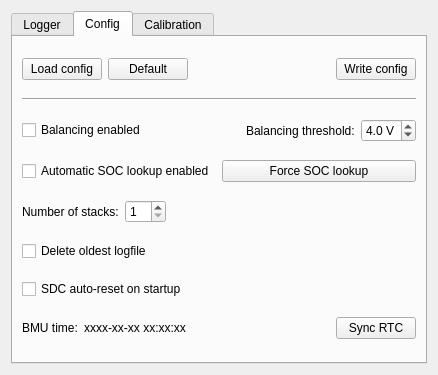
Qt form spr21e-bms-viewer/config.ui (derlucae98/spr-bmu-viewer) before a commit.
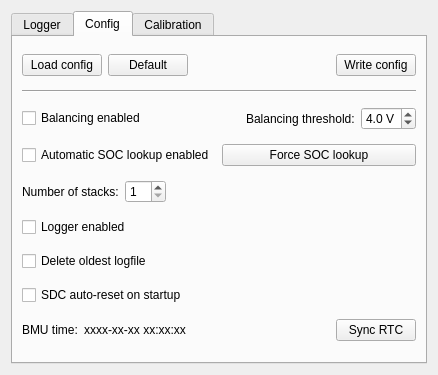
The same form after that commit. The open tabs and pages were chosen to show the change.

Commit message: Move logger enable checkbox to Config tab

```diff
--- a/spr21e-bms-viewer/config.ui
+++ b/spr21e-bms-viewer/config.ui
@@ -27,7 +27,7 @@
        <item row="0" column="0">
         <layout class="QHBoxLayout" name="horizontalLayout_6">
          <item>
-          <widget class="QCheckBox" name="cbLoggerEnabled">
+          <widget class="QLabel" name="lLoggerEnabled">
            <property name="text">
             <string>Logger enabled</string>
            </property>
@@ -124,24 +124,31 @@
        <string>Config</string>
       </attribute>
       <layout class="QGridLayout" name="gridLayout_2">
-       <item row="0" column="0">
-        <layout class="QHBoxLayout" name="horizontalLayout">
+       <item row="7" column="0">
+        <widget class="QCheckBox" name="cbSdcAutoReset">
+         <property name="text">
+          <string>SDC auto-reset on startup</string>
+         </property>
+        </widget>
+       </item>
+       <item row="8" column="0">
+        <layout class="QHBoxLayout" name="horizontalLayout_5">
          <item>
-          <widget class="QPushButton" name="btnLoad">
+          <widget class="QLabel" name="label_3">
            <property name="text">
-            <string>Load config</string>
+            <string>BMU time:</string>
            </property>
           </widget>
          </item>
          <item>
-          <widget class="QPushButton" name="btnDefault">
+          <widget class="QLabel" name="bmuTime">
            <property name="text">
-            <string>Default</string>
+            <string>xxxx-xx-xx xx:xx:xx</string>
            </property>
           </widget>
          </item>
          <item>
-          <spacer name="horizontalSpacer">
+          <spacer name="horizontalSpacer_2">
            <property name="orientation">
             <enum>Qt::Horizontal</enum>
            </property>
@@ -154,9 +161,9 @@
           </spacer>
          </item>
          <item>
-          <widget class="QPushButton" name="btnWrite">
+          <widget class="QPushButton" name="btnSyncRtc">
            <property name="text">
-            <string>Write config</string>
+            <string>Sync RTC</string>
            </property>
           </widget>
          </item>
@@ -241,57 +248,12 @@
         </layout>
        </item>
        <item row="6" column="0">
-        <widget class="QCheckBox" name="cbSdcAutoReset">
-         <property name="text">
-          <string>SDC auto-reset on startup</string>
-         </property>
-        </widget>
-       </item>
-       <item row="5" column="0">
         <widget class="QCheckBox" name="cbDeleteOldestLog">
          <property name="text">
           <string>Delete oldest logfile</string>
          </property>
         </widget>
        </item>
-       <item row="7" column="0">
-        <layout class="QHBoxLayout" name="horizontalLayout_5">
-         <item>
-          <widget class="QLabel" name="label_3">
-           <property name="text">
-            <string>BMU time:</string>
-           </property>
-          </widget>
-         </item>
-         <item>
-          <widget class="QLabel" name="bmuTime">
-           <property name="text">
-            <string>xxxx-xx-xx xx:xx:xx</string>
-           </property>
-          </widget>
-         </item>
-         <item>
-          <spacer name="horizontalSpacer_2">
-           <property name="orientation">
-            <enum>Qt::Horizontal</enum>
-           </property>
-           <property name="sizeHint" stdset="0">
-            <size>
-             <width>40</width>
-             <height>20</height>
-            </size>
-           </property>
-          </spacer>
-         </item>
-         <item>
-          <widget class="QPushButton" name="btnSyncRtc">
-           <property name="text">
-            <string>Sync RTC</string>
-           </property>
-          </widget>
-         </item>
-        </layout>
-       </item>
        <item row="4" column="0">
         <layout class="QHBoxLayout" name="horizontalLayout_4">
          <item>
@@ -326,6 +288,58 @@
          </item>
         </layout>
        </item>
+       <item row="0" column="0">
+        <layout class="QHBoxLayout" name="horizontalLayout">
+         <item>
+          <widget class="QPushButton" name="btnLoad">
+           <property name="text">
+            <string>Load config</string>
+           </property>
+          </widget>
+         </item>
+         <item>
+          <widget class="QPushButton" name="btnDefault">
+           <property name="text">
+            <string>Default</string>
+           </property>
+          </widget>
+         </item>
+         <item>
+          <spacer name="horizontalSpacer">
+           <property name="orientation">
+            <enum>Qt::Horizontal</enum>
+           </property>
+           <property name="sizeHint" stdset="0">
+            <size>
+             <width>40</width>
+             <height>20</height>
+            </size>
+           </property>
+          </spacer>
+         </item>
+         <item>
+          <widget class="QPushButton" name="btnWrite">
+           <property name="text">
+            <string>Write config</string>
+           </property>
+          </widget>
+         </item>
+        </layout>
+       </item>
+       <item row="1" column="0">
+        <widget class="Line" name="line">
+         <property name="orientation">
+          <enum>Qt::Horizontal</enum>
+         </property>
+        </widget>
+       </item>
+       <item row="5" column="0">
+        <widget class="QCheckBox" name="cbLoggerEnabled">
+         <property name="text">
+          <string>Logger enabled</string>
+         </property>
+        </widget>
+       </item>
       </layout>
      </widget>
      <widget class="QWidget" name="tab_3">
```
Left out of the diff: 9 changed lines with no effect on the pictures.
